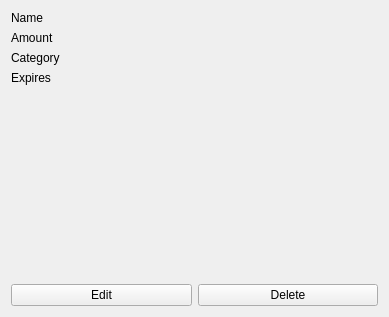
Qt form src/Client/View/MainPage/Income/IncomeViewSubPage/IncomeViewSubPage.ui (iodream/Spend-Note) before a commit.
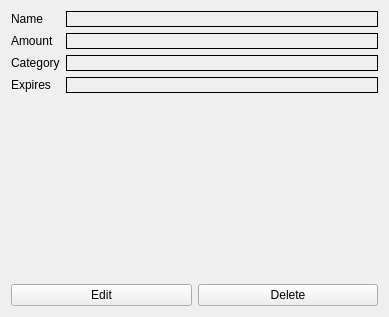
The same form after that commit.

Commit message: Connected income view with controller

Patch:
```diff
--- a/src/Client/View/MainPage/Income/IncomeViewSubPage/IncomeViewSubPage.ui
+++ b/src/Client/View/MainPage/Income/IncomeViewSubPage/IncomeViewSubPage.ui
@@ -56,48 +56,66 @@
      </item>
      <item row="0" column="1">
       <widget class="QLabel" name="Name">
+       <property name="frameShape">
+        <enum>QFrame::Box</enum>
+       </property>
        <property name="text">
         <string/>
        </property>
       </widget>
      </item>
      <item row="1" column="0">
-      <widget class="QLabel" name="Amount">
+      <widget class="QLabel" name="AmountLabel">
        <property name="text">
         <string>Amount</string>
        </property>
       </widget>
      </item>
      <item row="1" column="1">
-      <widget class="QLabel" name="AmountLabel">
+      <widget class="QLabel" name="Amount">
+       <property name="frameShape">
+        <enum>QFrame::Box</enum>
+       </property>
+       <property name="frameShadow">
+        <enum>QFrame::Plain</enum>
+       </property>
        <property name="text">
         <string/>
        </property>
       </widget>
      </item>
      <item row="2" column="0">
-      <widget class="QLabel" name="Category">
+      <widget class="QLabel" name="CategoryLabel">
        <property name="text">
         <string>Category</string>
        </property>
       </widget>
      </item>
      <item row="2" column="1">
-      <widget class="QLabel" name="CategoryLabel">
+      <widget class="QLabel" name="Category">
+       <property name="frameShape">
+        <enum>QFrame::Box</enum>
+       </property>
+       <property name="frameShadow">
+        <enum>QFrame::Plain</enum>
+       </property>
        <property name="text">
         <string/>
        </property>
       </widget>
      </item>
      <item row="3" column="0">
-      <widget class="QLabel" name="Expires">
+      <widget class="QLabel" name="ExpiresLabel">
        <property name="text">
         <string>Expires</string>
        </property>
       </widget>
      </item>
      <item row="3" column="1">
-      <widget class="QLabel" name="ExpiresLabel">
+      <widget class="QLabel" name="Expires">
+       <property name="frameShape">
+        <enum>QFrame::Box</enum>
+       </property>
        <property name="text">
         <string/>
        </property>
```
The commit also changes 7 other files.
